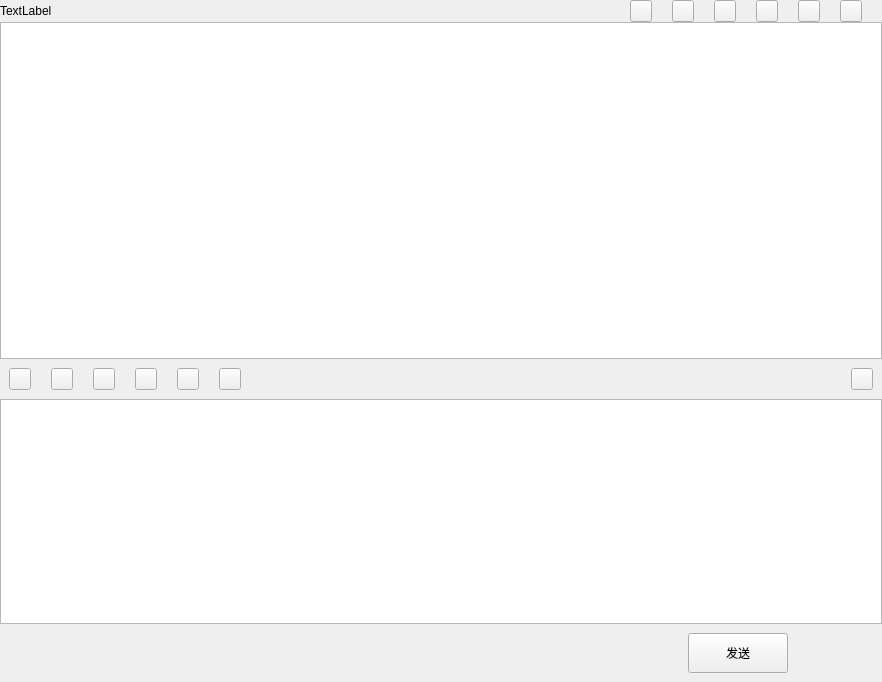
Before: the Qt Designer form QQ-Client/MainWidget/MessagePage/MessagePage.ui in rtomway/Qt-QQ, drawn with Qt 5.
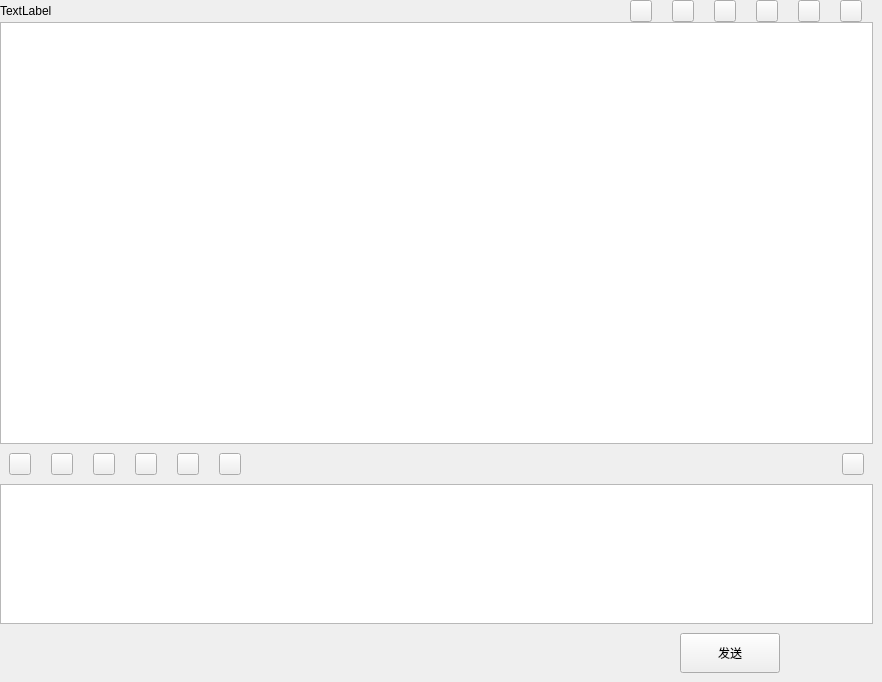
After: the same form once the commit is applied.

```diff
--- a/QQ-Client/MainWidget/MessagePage/MessagePage.ui
+++ b/QQ-Client/MainWidget/MessagePage/MessagePage.ui
@@ -162,7 +162,7 @@
    </item>
    <item>
     <widget class="QWidget" name="messageWidget" native="true">
-     <layout class="QVBoxLayout" name="verticalLayout" stretch="60,1,40,1">
+     <layout class="QVBoxLayout" name="verticalLayout" stretch="60,1,20,1">
       <property name="spacing">
        <number>0</number>
       </property>
@@ -173,7 +173,7 @@
        <number>0</number>
       </property>
       <property name="rightMargin">
-       <number>0</number>
+       <number>9</number>
       </property>
       <property name="bottomMargin">
        <number>0</number>
```
Left out of the diff: 2 changed lines with no effect on the pictures.
